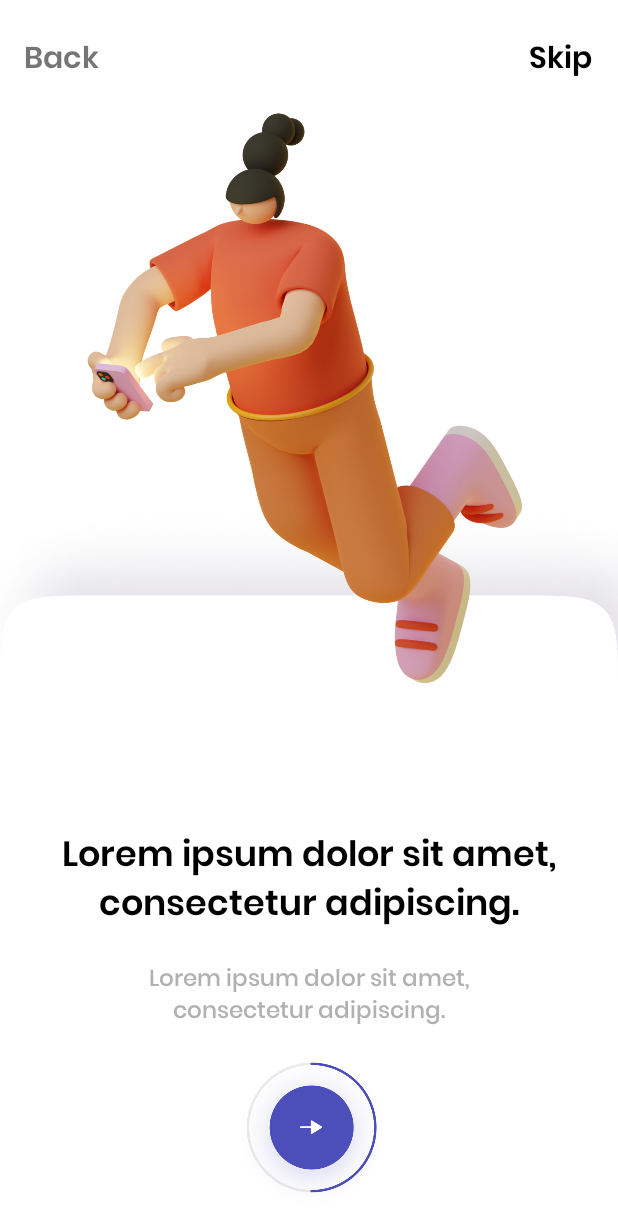
After one commit to putyasekar/ReChancesWithoutModular, an Android app: the OnBoarding2 screen opened directly, with no data from a screen before it, on a phone screen of 412 x 824 dp. The commit adds this screen. Shown: the top 1232 px of the screen. Run offline under Robolectric (Android 15) with nearby library versions, the phone set to English and light mode, and no system bars.

Commit message:
all on-boarding xmls finished

```diff
--- /dev/null
+++ b/app/src/main/java/com/putya/rechanceswithoutmodular/OnBoarding2.kt
@@ -0,0 +1,11 @@
+package com.putya.rechanceswithoutmodular
+
+import androidx.appcompat.app.AppCompatActivity
+import android.os.Bundle
+
+class OnBoarding2 : AppCompatActivity() {
+    override fun onCreate(savedInstanceState: Bundle?) {
+        super.onCreate(savedInstanceState)
+        setContentView(R.layout.activity_on_boarding2)
+    }
+}
--- /dev/null
+++ b/app/src/main/res/layout/activity_on_boarding2.xml
@@ -0,0 +1,101 @@
+<?xml version="1.0" encoding="utf-8"?>
+<androidx.constraintlayout.widget.ConstraintLayout xmlns:android="http://schemas.android.com/apk/res/android"
+    xmlns:app="http://schemas.android.com/apk/res-auto"
+    xmlns:tools="http://schemas.android.com/tools"
+    android:layout_width="match_parent"
+    android:layout_height="match_parent"
+    tools:context=".OnBoarding2">
+
+    <TextView
+        android:id="@+id/back_1"
+        android:layout_width="117dp"
+        android:layout_height="39dp"
+        android:layout_marginStart="16dp"
+        android:layout_marginTop="23dp"
+        android:fontFamily="@font/poppins_semibold"
+        android:text="@string/back"
+        android:textSize="20sp"
+        android:textStyle="bold"
+        app:layout_constraintStart_toStartOf="parent"
+        app:layout_constraintTop_toTopOf="parent" />
+
+    <TextView
+        android:id="@+id/skipText_2"
+        android:layout_width="match_parent"
+        android:layout_height="match_parent"
+        android:layout_alignParentStart="true"
+        android:layout_alignParentTop="true"
+        android:layout_marginStart="335dp"
+        android:layout_marginTop="23dp"
+        android:fontFamily="@font/poppins_semibold"
+        android:gravity="center_horizontal|top"
+        android:text="@string/skip"
+        android:textAppearance="@style/skip"
+        android:textSize="20sp"
+        android:textStyle="bold" />
+
+    <com.google.android.material.imageview.ShapeableImageView
+        android:id="@+id/background_white"
+        android:layout_width="0dp"
+        android:layout_height="wrap_content"
+        android:layout_marginTop="164dp"
+        android:src="@drawable/shadow"
+        app:layout_constraintEnd_toEndOf="parent"
+        app:layout_constraintHorizontal_bias="0.0"
+        app:layout_constraintStart_toStartOf="parent"
+        app:layout_constraintTop_toTopOf="parent" />
+
+    <ImageView
+        android:id="@+id/illust_2"
+        android:layout_width="513.2dp"
+        android:layout_height="513.2dp"
+        android:src="@drawable/illust_2"
+        app:layout_constraintEnd_toEndOf="parent"
+        app:layout_constraintStart_toStartOf="parent"
+        app:layout_constraintTop_toTopOf="parent"
+        tools:layout_editor_absoluteY="-26dp" />
+
+    <TextView
+        android:id="@+id/headline_2"
+        android:layout_width="0dp"
+        android:layout_height="wrap_content"
+        android:layout_marginBottom="200dp"
+        android:fontFamily="@font/poppins_semibold"
+        android:gravity="center"
+        android:text="@string/headline"
+        android:textColor="#000000"
+        android:textSize="23sp"
+        app:layout_constraintBottom_toBottomOf="parent"
+        app:layout_constraintEnd_toEndOf="parent"
+        app:layout_constraintHorizontal_bias="0.0"
+        app:layout_constraintStart_toStartOf="parent" />
+
+    <TextView
+        android:id="@+id/subText_2"
+        android:layout_width="0dp"
+        android:layout_height="55dp"
+        android:layout_marginStart="58dp"
+        android:layout_marginEnd="58dp"
+        android:layout_marginBottom="132dp"
+        android:fontFamily="@font/poppins_medium"
+        android:gravity="center"
+        android:text="@string/headline"
+        android:textColor="#B1B1B1"
+        android:textSize="15sp"
+        app:layout_constraintBottom_toBottomOf="parent"
+        app:layout_constraintEnd_toEndOf="parent"
+        app:layout_constraintHorizontal_bias="1.0"
+        app:layout_constraintStart_toStartOf="parent" />
+
+    <ImageButton
+        android:id="@+id/button_next_2"
+        android:layout_width="105dp"
+        android:layout_height="105dp"
+        android:layout_marginEnd="152dp"
+        android:layout_marginBottom="16dp"
+        android:background="@drawable/pb2"
+        android:text="@string/_15sp"
+        app:layout_constraintBottom_toBottomOf="parent"
+        app:layout_constraintEnd_toEndOf="parent" />
+
+</androidx.constraintlayout.widget.ConstraintLayout>
--- a/app/src/main/res/values/strings.xml
+++ b/app/src/main/res/values/strings.xml
@@ -24,4 +24,6 @@
     <string name="_1">1</string>
     <string name="take">Take</string>
     <string name="_15sp">15sp</string>
+    <string name="back">Back</string>
+    <string name="back">Back</string>
 </resources>
```
Also changed, not shown: app/src/main/AndroidManifest.xml (+9 -0 lines), app/src/main/java/com/putya/rechanceswithoutmodular/OnBoarding3.kt (added, +11 -0 lines), app/src/main/java/com/putya/rechanceswithoutmodular/OnBoarding4.kt (added, +11 -0 lines), app/src/main/res/layout/activity_on_boarding3.xml (added, +101 -0 lines), app/src/main/res/layout/activity_on_boarding4.xml (added, +85 -0 lines), app/src/main/res/drawable-v24/bg_another_shadow.png (added), app/src/main/res/drawable-v24/pb2.png (added), app/src/main/res/drawable-v24/pb3.png (added), app/src/main/res/drawable-v24/pb4.png (added).
